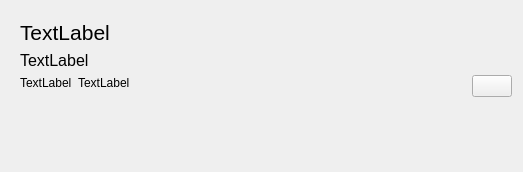
Qt form rare/ui/components/tabs/store/wishlist_widget.ui (RareDevs/Rare) before a commit.
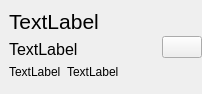
The same form after that commit.

Patch:
```diff
--- a/rare/ui/components/tabs/store/wishlist_widget.ui
+++ b/rare/ui/components/tabs/store/wishlist_widget.ui
@@ -6,16 +6,34 @@
    <rect>
     <x>0</x>
     <y>0</y>
-    <width>523</width>
-    <height>172</height>
+    <width>202</width>
+    <height>94</height>
    </rect>
   </property>
+  <property name="sizePolicy">
+   <sizepolicy hsizetype="Preferred" vsizetype="Fixed">
+    <horstretch>0</horstretch>
+    <verstretch>0</verstretch>
+   </sizepolicy>
+  </property>
   <property name="windowTitle">
    <string notr="true">WishlistWIdget</string>
   </property>
-  <layout class="QHBoxLayout" name="horizontalLayout">
-   <item>
-    <widget class="QWidget" name="widget" native="true">
+  <layout class="QHBoxLayout" name="main_layout">
+   <property name="leftMargin">
+    <number>0</number>
+   </property>
+   <property name="topMargin">
+    <number>0</number>
+   </property>
+   <property name="rightMargin">
+    <number>0</number>
+   </property>
+   <property name="bottomMargin">
+    <number>0</number>
+   </property>
+   <item alignment="Qt::AlignTop">
+    <widget class="QWidget" name="info_widget" native="true">
      <property name="sizePolicy">
       <sizepolicy hsizetype="Minimum" vsizetype="Minimum">
        <horstretch>0</horstretch>
@@ -74,19 +92,6 @@
         </item>
        </layout>
       </item>
-      <item>
-       <spacer name="verticalSpacer">
-        <property name="orientation">
-         <enum>Qt::Vertical</enum>
-        </property>
-        <property name="sizeHint" stdset="0">
-         <size>
-          <width>20</width>
-          <height>40</height>
-         </size>
-        </property>
-       </spacer>
-      </item>
      </layout>
     </widget>
    </item>
```
Left out of the diff: 2 changed lines with no effect on the pictures.
